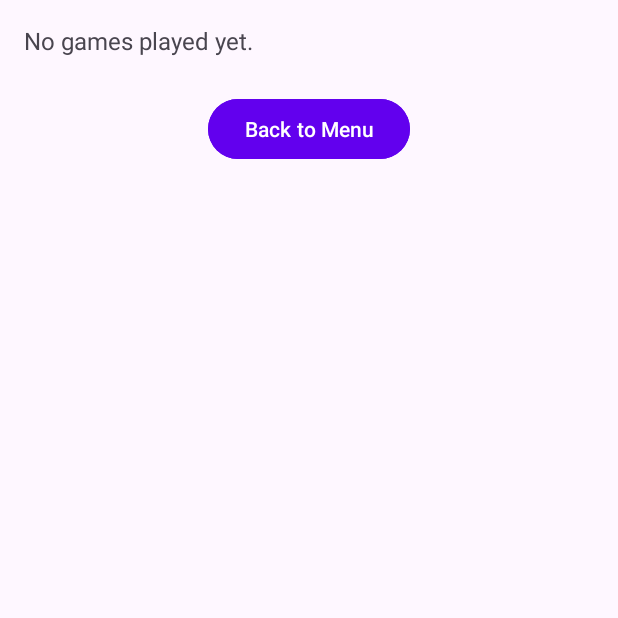
After one commit to PavloSernetskyi/MemoryGame, an Android app: the ScoreboardActivity screen opened directly, with no data from a screen before it, on a phone screen of 412 x 824 dp, the top half of it. The commit adds this screen. Run offline under Robolectric (Android 15) with nearby library versions, the phone set to English and light mode, and no system bars.

Commit message:
activities, scoreboard activity with SQLite local db, custom layouts and drawable shapes

```diff
--- a/app/src/main/AndroidManifest.xml
+++ b/app/src/main/AndroidManifest.xml
@@ -21,6 +21,8 @@
                 <category android:name="android.intent.category.LAUNCHER" />
             </intent-filter>
         </activity>
+        <activity android:name=".GameActivity" />
+        <activity android:name=".ScoreboardActivity" />
     </application>
 
 </manifest>
--- /dev/null
+++ b/app/src/main/java/com/example/memorygame/DBHandler.java
@@ -0,0 +1,73 @@
+package com.example.memorygame;
+
+import android.content.Context;
+import android.database.Cursor;
+import android.database.sqlite.SQLiteDatabase;
+import android.database.sqlite.SQLiteOpenHelper;
+import android.content.ContentValues;
+
+public class DBHandler extends SQLiteOpenHelper {
+
+    private static final String DB_NAME = "memoryGameDB";
+    private static final int DB_VERSION = 1;
+
+    private static final String TABLE_NAME = "game_stats";
+    private static final String ID_COLUMN = "id";
+    private static final String NAME_COLUMN = "name";
+    private static final String WINS_COLUMN = "wins";
+    private static final String LOSSES_COLUMN = "losses";
+    private static final String PLAYED_COLUMN = "played";
+
+    public DBHandler(Context context) {
+        super(context, DB_NAME, null, DB_VERSION);
+    }
+
+    @Override
+    public void onCreate(SQLiteDatabase db) {
+        String gameStatsQuery = "CREATE TABLE IF NOT EXISTS game_stats (" +
+                "id INTEGER PRIMARY KEY AUTOINCREMENT, " +
+                "name TEXT UNIQUE, " +
+                "wins INTEGER, " +
+                "losses INTEGER, " +
+                "played INTEGER)";
+        db.execSQL(gameStatsQuery);
+    }
+
+    @Override
+    public void onUpgrade(SQLiteDatabase db, int oldV, int newV) {
+        db.execSQL("DROP TABLE IF EXISTS " + TABLE_NAME);
+        onCreate(db);
+    }
+
+    public void addOrUpdateGameRecord(String name, int winDelta, int lossDelta, int playDelta) {
+        SQLiteDatabase db = this.getWritableDatabase();
+
+        Cursor cursor = db.rawQuery("SELECT * FROM game_stats WHERE name = ?", new String[]{name});
+
+        if (cursor.moveToFirst()) {
+            // Player exists – update their totals
+            int currentWins = cursor.getInt(cursor.getColumnIndexOrThrow("wins"));
+            int currentLosses = cursor.getInt(cursor.getColumnIndexOrThrow("losses"));
+            int currentPlayed = cursor.getInt(cursor.getColumnIndexOrThrow("played"));
+
+            ContentValues values = new ContentValues();
+            values.put("wins", currentWins + winDelta);
+            values.put("losses", currentLosses + lossDelta);
+            values.put("played", currentPlayed + playDelta);
+
+            db.update("game_stats", values, "name = ?", new String[]{name});
+        } else {
+            // New player – insert new row
+            ContentValues values = new ContentValues();
+            values.put("name", name);
+            values.put("wins", winDelta);
+            values.put("losses", lossDelta);
+            values.put("played", playDelta);
+
+            db.insert("game_stats", null, values);
+        }
+
+        cursor.close();
+        db.close();
+    }
+}
--- /dev/null
+++ b/app/src/main/java/com/example/memorygame/ScoreboardActivity.java
@@ -0,0 +1,63 @@
+package com.example.memorygame;
+
+import android.content.Intent;
+import android.database.Cursor;
+import android.database.sqlite.SQLiteDatabase;
+import android.os.Bundle;
+import android.widget.Button;
+import android.widget.TextView;
+
+import androidx.appcompat.app.AppCompatActivity;
+
+public class ScoreboardActivity extends AppCompatActivity {
+
+    private DBHandler dbHandler;
+    private TextView scoreboardText;
+    Button backToMenuBtn;
+
+    @Override
+    protected void onCreate(Bundle savedInstanceState) {
+        super.onCreate(savedInstanceState);
+        setContentView(R.layout.activity_scoreboard);
+
+        scoreboardText = findViewById(R.id.scoreboardText);
+        dbHandler = new DBHandler(this);
+        displayScores();
+
+        backToMenuBtn = findViewById(R.id.backToMenuBtn);
+        backToMenuBtn.setOnClickListener(v -> {
+            Intent intent = new Intent(ScoreboardActivity.this, MainActivity.class);
+            startActivity(intent);
+            finish();
+        });
+    }
+
+    private void displayScores() {
+        SQLiteDatabase db = dbHandler.getReadableDatabase();
+        Cursor cursor = db.rawQuery("SELECT * FROM game_stats", null);
+
+        StringBuilder builder = new StringBuilder();
+
+        if (cursor.getCount() == 0) {
+            builder.append("No games played yet.");
+        } else {
+            while (cursor.moveToNext()) {
+                String name = cursor.getString(cursor.getColumnIndexOrThrow("name"));
+                int wins = cursor.getInt(cursor.getColumnIndexOrThrow("wins"));
+                int losses = cursor.getInt(cursor.getColumnIndexOrThrow("losses"));
+                int played = cursor.getInt(cursor.getColumnIndexOrThrow("played"));
+
+                builder.append("🎮 Name: ").append(name).append("\n");
+                builder.append("🏆 Wins: ").append(wins)
+                        .append("❌ Losses: ").append(losses)
+                        .append("🎲 Played: ").append(played)
+                        .append("\n\n");
+            }
+        }
+
+        scoreboardText.setText(builder.toString());
+
+        cursor.close();
+        db.close();
+    }
+}
--- /dev/null
+++ b/app/src/main/res/layout/activity_scoreboard.xml
@@ -0,0 +1,28 @@
+<ScrollView xmlns:android="http://schemas.android.com/apk/res/android"
+    android:layout_width="match_parent"
+    android:layout_height="match_parent"
+    android:padding="16dp">
+
+    <LinearLayout
+        android:layout_width="match_parent"
+        android:layout_height="wrap_content"
+        android:orientation="vertical">
+
+        <TextView
+            android:id="@+id/scoreboardText"
+            android:layout_width="wrap_content"
+            android:layout_height="wrap_content"
+            android:textSize="16sp"
+            android:text="Scoreboard will appear here..." />
+
+        <Button
+            android:id="@+id/backToMenuBtn"
+            android:layout_width="wrap_content"
+            android:layout_height="wrap_content"
+            android:text="Back to Menu"
+            android:layout_marginTop="24dp"
+            android:layout_gravity="center_horizontal"
+            android:backgroundTint="@color/purple_500"
+            android:textColor="@android:color/white"/>
+    </LinearLayout>
+</ScrollView>
--- a/app/src/main/res/values/colors.xml
+++ b/app/src/main/res/values/colors.xml
@@ -2,4 +2,7 @@
 <resources>
     <color name="black">#FF000000</color>
     <color name="white">#FFFFFFFF</color>
+    <color name="purple_500">#6200EE</color>
+    <color name="purple_700">#3700B3</color>
+    <color name="teal_200">#03DAC5</color>
 </resources>
```
Also changed, not shown: app/src/main/java/com/example/memorygame/GameActivity.java (added, +145 -0 lines), app/src/main/java/com/example/memorygame/MainActivity.java (+44 -10 lines), app/src/main/java/com/example/memorygame/TileButton.java (added, +41 -0 lines), app/src/main/res/drawable/shape.xml (added, +9 -0 lines), app/src/main/res/layout/activity_game.xml (added, +50 -0 lines), app/src/main/res/layout/activity_main.xml (+42 -10 lines).
